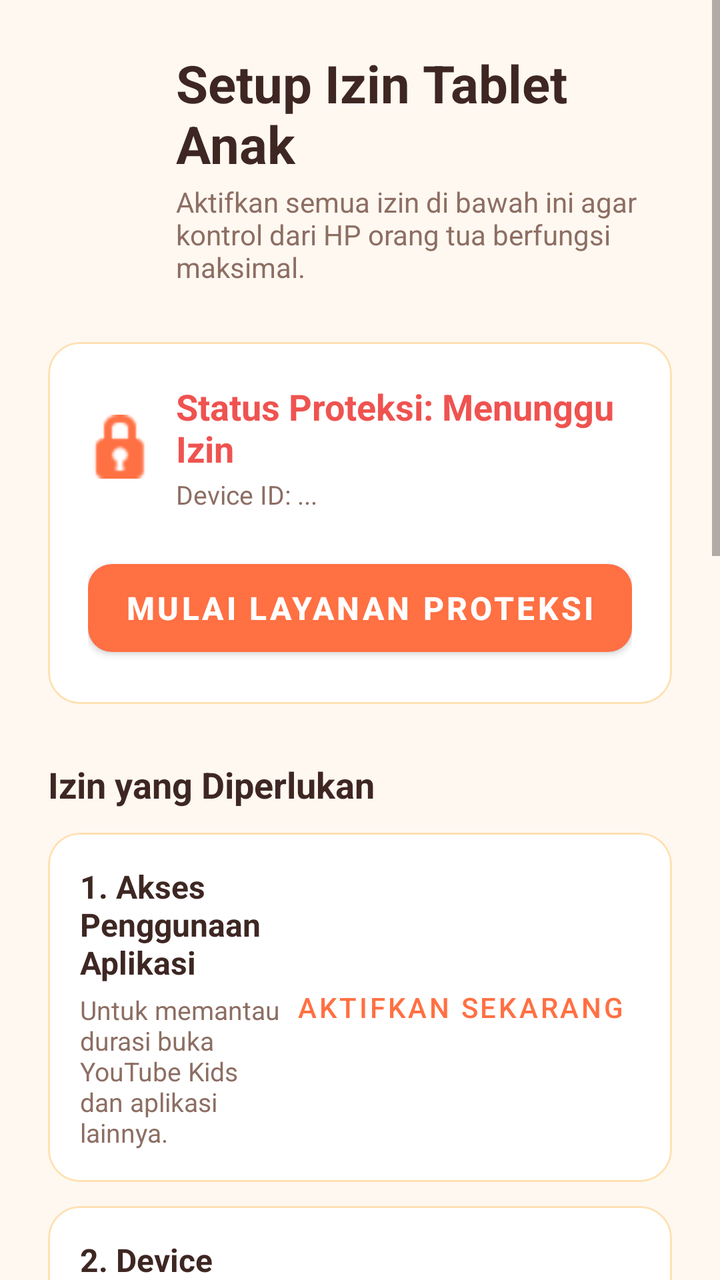
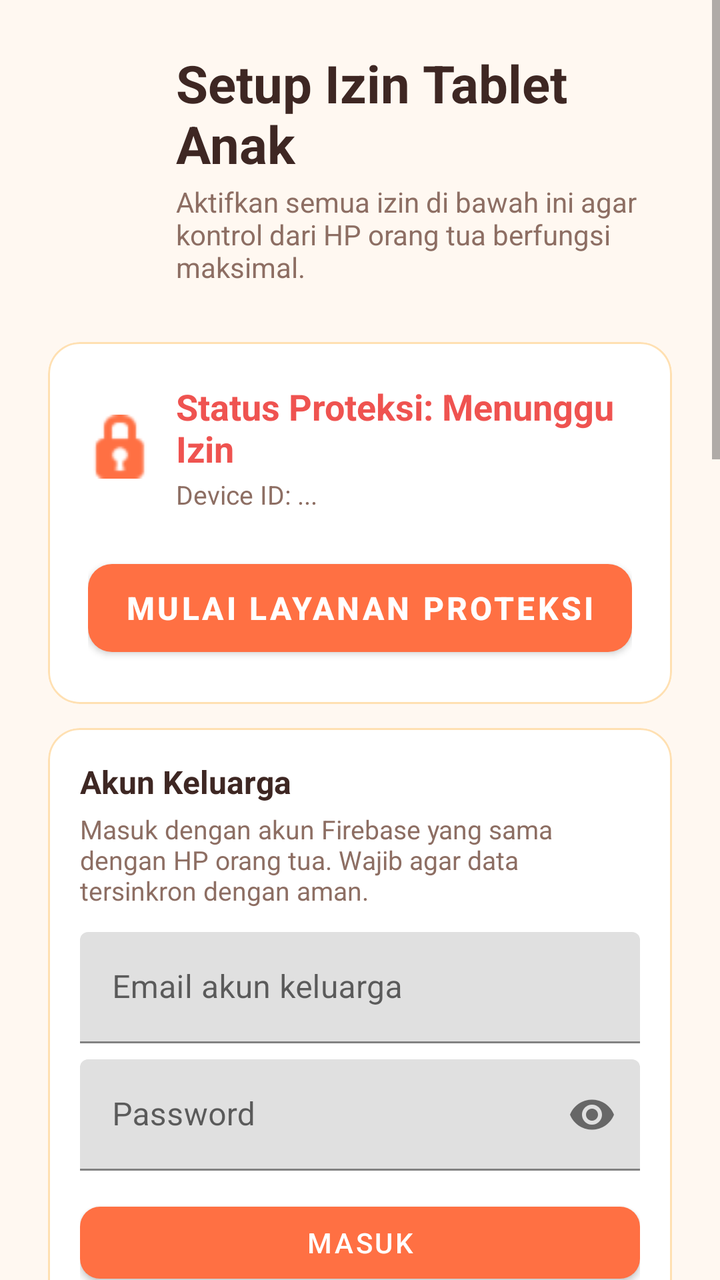

An Android layout rendered at two revisions. The XML below is the earlier revision; the diff shows what the commit changed to produce the second picture.
<!-- AndroidManifest.xml: application theme Theme.ParentalControl -->
<!-- res/layout/activity_main.xml -->
<?xml version="1.0" encoding="utf-8"?>
<ScrollView xmlns:android="http://schemas.android.com/apk/res/android"
    xmlns:app="http://schemas.android.com/apk/res-auto"
    android:layout_width="match_parent"
    android:layout_height="match_parent"
    android:fillViewport="true"
    android:background="@color/background">

    <LinearLayout
        android:layout_width="match_parent"
        android:layout_height="wrap_content"
        android:orientation="vertical"
        android:padding="24dp">

        <LinearLayout
            android:layout_width="match_parent"
            android:layout_height="wrap_content"
            android:orientation="horizontal"
            android:gravity="center_vertical"
            android:layout_marginBottom="8dp">

            <ImageView
                android:layout_width="48dp"
                android:layout_height="48dp"
                android:src="@mipmap/ic_launcher_round"
                android:contentDescription="Ikon Aplikasi"
                android:layout_marginEnd="16dp" />

            <LinearLayout
                android:layout_width="wrap_content"
                android:layout_height="wrap_content"
                android:orientation="vertical">

                <TextView
                    android:layout_width="wrap_content"
                    android:layout_height="wrap_content"
                    android:text="@string/title_setup"
                    android:textColor="@color/text_primary"
                    android:textSize="26sp"
                    android:textStyle="bold" />

                <TextView
                    android:layout_width="wrap_content"
                    android:layout_height="wrap_content"
                    android:layout_marginTop="2dp"
                    android:text="@string/subtitle_setup"
                    android:textColor="@color/text_secondary"
                    android:textSize="14sp" />
            </LinearLayout>
        </LinearLayout>

        
        <com.google.android.material.card.MaterialCardView
            android:layout_width="match_parent"
            android:layout_height="wrap_content"
            android:layout_marginTop="20dp"
            app:cardCornerRadius="16dp"
            app:cardElevation="0dp"
            app:strokeWidth="1dp"
            app:strokeColor="@color/card_stroke"
            app:cardBackgroundColor="@color/card_bg">

            <LinearLayout
                android:layout_width="match_parent"
                android:layout_height="wrap_content"
                android:orientation="vertical"
                android:padding="20dp">

                <LinearLayout
                    android:layout_width="match_parent"
                    android:layout_height="wrap_content"
                    android:orientation="horizontal"
                    android:gravity="center_vertical">

                    <ImageView
                        android:layout_width="32dp"
                        android:layout_height="32dp"
                        android:src="@android:drawable/ic_secure"
                        android:contentDescription="Ikon Status"
                        app:tint="@color/primary"
                        android:layout_marginEnd="12dp" />

                    <LinearLayout
                        android:layout_width="wrap_content"
                        android:layout_height="wrap_content"
                        android:orientation="vertical">

                        <TextView
                            android:id="@+id/tvDeviceStatus"
                            android:layout_width="wrap_content"
                            android:layout_height="wrap_content"
                            android:text="Status Proteksi: Menunggu Izin"
                            android:textColor="@color/error"
                            android:textSize="18sp"
                            android:textStyle="bold" />

                        <TextView
                            android:id="@+id/tvDeviceId"
                            android:layout_width="wrap_content"
                            android:layout_height="wrap_content"
                            android:layout_marginTop="2dp"
                            android:text="Device ID: ..."
                            android:textColor="@color/text_secondary"
                            android:textSize="13sp" />
                    </LinearLayout>
                </LinearLayout>

                <com.google.android.material.button.MaterialButton
                    android:id="@+id/btnToggleService"
                    android:layout_width="match_parent"
                    android:layout_height="56dp"
                    android:layout_marginTop="20dp"
                    android:text="@string/btn_start_service"
                    android:textSize="16sp"
                    android:textStyle="bold"
                    app:cornerRadius="12dp"
                    app:backgroundTint="@color/primary" />
            </LinearLayout>
        </com.google.android.material.card.MaterialCardView>

        <TextView
            android:layout_width="wrap_content"
            android:layout_height="wrap_content"
            android:layout_marginTop="28dp"
            android:layout_marginBottom="12dp"
            android:text="Izin yang Diperlukan"
            android:textColor="@color/text_primary"
            android:textSize="18sp"
            android:textStyle="bold" />

        
        <com.google.android.material.card.MaterialCardView
            android:layout_width="match_parent"
            android:layout_height="wrap_content"
            android:layout_marginBottom="12dp"
            app:cardCornerRadius="16dp"
            app:cardElevation="0dp"
            app:strokeWidth="1dp"
            app:strokeColor="@color/card_stroke"
            app:cardBackgroundColor="@color/card_bg">

            <RelativeLayout
                android:layout_width="match_parent"
                android:layout_height="wrap_content"
                android:padding="16dp">

                <LinearLayout
                    android:layout_width="match_parent"
                    android:layout_height="wrap_content"
                    android:layout_toStartOf="@id/btnPermUsage"
                    android:orientation="vertical">

                    <TextView
                        android:layout_width="wrap_content"
                        android:layout_height="wrap_content"
                        android:text="@string/perm_usage_title"
                        android:textColor="@color/text_primary"
                        android:textSize="16sp"
                        android:textStyle="bold" />

                    <TextView
                        android:layout_width="wrap_content"
                        android:layout_height="wrap_content"
                        android:layout_marginTop="4dp"
                        android:text="@string/perm_usage_desc"
                        android:textColor="@color/text_secondary"
                        android:textSize="13sp" />
                </LinearLayout>

                <com.google.android.material.button.MaterialButton
                    android:id="@+id/btnPermUsage"
                    style="@style/Widget.MaterialComponents.Button.TextButton"
                    android:layout_width="wrap_content"
                    android:layout_height="wrap_content"
                    android:layout_alignParentEnd="true"
                    android:layout_centerVertical="true"
                    android:text="@string/status_need_action"
                    android:textColor="@color/primary"
                    app:cornerRadius="8dp" />
            </RelativeLayout>
        </com.google.android.material.card.MaterialCardView>

        
        <com.google.android.material.card.MaterialCardView
            android:layout_width="match_parent"
            android:layout_height="wrap_content"
            android:layout_marginBottom="12dp"
            app:cardCornerRadius="16dp"
            app:cardElevation="0dp"
            app:strokeWidth="1dp"
            app:strokeColor="@color/card_stroke"
            app:cardBackgroundColor="@color/card_bg">

            <RelativeLayout
                android:layout_width="match_parent"
                android:layout_height="wrap_content"
                android:padding="16dp">

                <LinearLayout
                    android:layout_width="match_parent"
                    android:layout_height="wrap_content"
                    android:layout_toStartOf="@id/btnPermAdmin"
                    android:orientation="vertical">

                    <TextView
                        android:layout_width="wrap_content"
                        android:layout_height="wrap_content"
                        android:text="@string/perm_admin_title"
                        android:textColor="@color/text_primary"
                        android:textSize="16sp"
                        android:textStyle="bold" />

                    <TextView
                        android:layout_width="wrap_content"
                        android:layout_height="wrap_content"
                        android:layout_marginTop="4dp"
                        android:text="@string/perm_admin_desc"
                        android:textColor="@color/text_secondary"
                        android:textSize="13sp" />
                </LinearLayout>

                <com.google.android.material.button.MaterialButton
                    android:id="@+id/btnPermAdmin"
                    style="@style/Widget.MaterialComponents.Button.TextButton"
                    android:layout_width="wrap_content"
                    android:layout_height="wrap_content"
                    android:layout_alignParentEnd="true"
                    android:layout_centerVertical="true"
                    android:text="@string/status_need_action"
                    android:textColor="@color/primary"
                    app:cornerRadius="8dp" />
            </RelativeLayout>
        </com.google.android.material.card.MaterialCardView>

        
        <com.google.android.material.card.MaterialCardView
            android:layout_width="match_parent"
            android:layout_height="wrap_content"
            android:layout_marginBottom="12dp"
            app:cardCornerRadius="16dp"
            app:cardElevation="0dp"
            app:strokeWidth="1dp"
            app:strokeColor="@color/card_stroke"
            app:cardBackgroundColor="@color/card_bg">

            <RelativeLayout
                android:layout_width="match_parent"
                android:layout_height="wrap_content"
                android:padding="16dp">

                <LinearLayout
                    android:layout_width="match_parent"
                    android:layout_height="wrap_content"
                    android:layout_toStartOf="@id/btnPermOverlay"
                    android:orientation="vertical">

                    <TextView
                        android:layout_width="wrap_content"
                        android:layout_height="wrap_content"
                        android:text="@string/perm_overlay_title"
                        android:textColor="@color/text_primary"
                        android:textSize="16sp"
                        android:textStyle="bold" />

                    <TextView
                        android:layout_width="wrap_content"
                        android:layout_height="wrap_content"
                        android:layout_marginTop="4dp"
                        android:text="@string/perm_overlay_desc"
                        android:textColor="@color/text_secondary"
                        android:textSize="13sp" />
                </LinearLayout>

                <com.google.android.material.button.MaterialButton
                    android:id="@+id/btnPermOverlay"
                    style="@style/Widget.MaterialComponents.Button.TextButton"
                    android:layout_width="wrap_content"
                    android:layout_height="wrap_content"
                    android:layout_alignParentEnd="true"
                    android:layout_centerVertical="true"
                    android:text="@string/status_need_action"
                    android:textColor="@color/primary"
                    app:cornerRadius="8dp" />
            </RelativeLayout>
        </com.google.android.material.card.MaterialCardView>

        
        <com.google.android.material.card.MaterialCardView
            android:layout_width="match_parent"
            android:layout_height="wrap_content"
            android:layout_marginBottom="12dp"
            app:cardCornerRadius="16dp"
            app:cardElevation="0dp"
            app:strokeWidth="1dp"
            app:strokeColor="@color/card_stroke"
            app:cardBackgroundColor="@color/card_bg">

            <RelativeLayout
                android:layout_width="match_parent"
                android:layout_height="wrap_content"
                android:padding="16dp">

                <LinearLayout
                    android:layout_width="match_parent"
                    android:layout_height="wrap_content"
                    android:layout_toStartOf="@id/btnPermSettings"
                    android:orientation="vertical">

                    <TextView
                        android:layout_width="wrap_content"
                        android:layout_height="wrap_content"
                        android:text="@string/perm_settings_title"
                        android:textColor="@color/text_primary"
                        android:textSize="16sp"
                        android:textStyle="bold" />

                    <TextView
                        android:layout_width="wrap_content"
                        android:layout_height="wrap_content"
                        android:layout_marginTop="4dp"
                        android:text="@string/perm_settings_desc"
                        android:textColor="@color/text_secondary"
                        android:textSize="13sp" />
                </LinearLayout>

                <com.google.android.material.button.MaterialButton
                    android:id="@+id/btnPermSettings"
                    style="@style/Widget.MaterialComponents.Button.TextButton"
                    android:layout_width="wrap_content"
                    android:layout_height="wrap_content"
                    android:layout_alignParentEnd="true"
                    android:layout_centerVertical="true"
                    android:text="@string/status_need_action"
                    android:textColor="@color/primary"
                    app:cornerRadius="8dp" />
            </RelativeLayout>
        </com.google.android.material.card.MaterialCardView>

        
        <com.google.android.material.card.MaterialCardView
            android:layout_width="match_parent"
            android:layout_height="wrap_content"
            android:layout_marginBottom="12dp"
            app:cardCornerRadius="16dp"
            app:cardElevation="0dp"
            app:strokeWidth="1dp"
            app:strokeColor="@color/card_stroke"
            app:cardBackgroundColor="@color/card_bg">

            <RelativeLayout
                android:layout_width="match_parent"
                android:layout_height="wrap_content"
                android:padding="16dp">

                <LinearLayout
                    android:layout_width="match_parent"
                    android:layout_height="wrap_content"
                    android:layout_toStartOf="@id/btnPermBluetooth"
                    android:orientation="vertical">

                    <TextView
                        android:layout_width="wrap_content"
                        android:layout_height="wrap_content"
                        android:text="@string/perm_bluetooth_title"
                        android:textColor="@color/text_primary"
                        android:textSize="16sp"
                        android:textStyle="bold" />

                    <TextView
                        android:layout_width="wrap_content"
                        android:layout_height="wrap_content"
                        android:layout_marginTop="4dp"
                        android:text="@string/perm_bluetooth_desc"
                        android:textColor="@color/text_secondary"
                        android:textSize="13sp" />
                </LinearLayout>

                <com.google.android.material.button.MaterialButton
                    android:id="@+id/btnPermBluetooth"
                    style="@style/Widget.MaterialComponents.Button.TextButton"
                    android:layout_width="wrap_content"
                    android:layout_height="wrap_content"
                    android:layout_alignParentEnd="true"
                    android:layout_centerVertical="true"
                    android:text="@string/status_need_action"
                    android:textColor="@color/primary"
                    app:cornerRadius="8dp" />
            </RelativeLayout>
        </com.google.android.material.card.MaterialCardView>

        
        <com.google.android.material.card.MaterialCardView
            android:layout_width="match_parent"
            android:layout_height="wrap_content"
            android:layout_marginBottom="24dp"
            app:cardCornerRadius="16dp"
            app:cardElevation="0dp"
            app:strokeWidth="1dp"
            app:strokeColor="@color/card_stroke"
            app:cardBackgroundColor="@color/card_bg">

            <RelativeLayout
                android:layout_width="match_parent"
                android:layout_height="wrap_content"
                android:padding="16dp">

                <LinearLayout
                    android:layout_width="match_parent"
                    android:layout_height="wrap_content"
                    android:layout_toStartOf="@id/btnPermLocation"
                    android:orientation="vertical">

                    <TextView
                        android:layout_width="wrap_content"
                        android:layout_height="wrap_content"
                        android:text="@string/perm_location_title"
                        android:textColor="@color/text_primary"
                        android:textSize="16sp"
                        android:textStyle="bold" />

                    <TextView
                        android:layout_width="wrap_content"
                        android:layout_height="wrap_content"
                        android:layout_marginTop="4dp"
                        android:text="@string/perm_location_desc"
                        android:textColor="@color/text_secondary"
                        android:textSize="13sp" />
                </LinearLayout>

                <com.google.android.material.button.MaterialButton
                    android:id="@+id/btnPermLocation"
                    style="@style/Widget.MaterialComponents.Button.TextButton"
                    android:layout_width="wrap_content"
                    android:layout_height="wrap_content"
                    android:layout_alignParentEnd="true"
                    android:layout_centerVertical="true"
                    android:text="@string/status_need_action"
                    android:textColor="@color/primary"
                    app:cornerRadius="8dp" />
            </RelativeLayout>
        </com.google.android.material.card.MaterialCardView>

    </LinearLayout>
</ScrollView>
<!-- resources referenced by this layout -->
<resources>
  <color name="background">#FFF8F1</color>
  <color name="card_bg">#FFFFFF</color>
  <color name="card_stroke">#FFE0B2</color>
  <color name="error">#EF5350</color>
  <color name="primary">#FF7043</color>
  <color name="text_primary">#3E2723</color>
  <color name="text_secondary">#8D6E63</color>
  <!-- mipmap ic_launcher_round (mipmap-anydpi-v26) -->
  <?xml version="1.0" encoding="utf-8"?>
  <adaptive-icon xmlns:android="http://schemas.android.com/apk/res/android">
      <background android:drawable="@drawable/ic_launcher_background" />
      <foreground android:drawable="@drawable/ic_launcher_foreground" />
  </adaptive-icon>
  <string name="btn_start_service">Mulai Layanan Proteksi</string>
  <string name="perm_admin_desc">Untuk mengunci layar sistem dari jarak jauh.</string>
  <string name="perm_admin_title">2. Device Administrator</string>
  <string name="perm_bluetooth_desc">Sebagai jalur darurat saat Wi-Fi dimatikan.</string>
  <string name="perm_bluetooth_title">5. Izin Bluetooth (BLE)</string>
  <string name="perm_location_desc">Agar orang tua bisa melihat lokasi tablet. Pilih "Izinkan sepanjang waktu".</string>
  <string name="perm_location_title">6. Izin Lokasi (Opsional)</string>
  <string name="perm_overlay_desc">Untuk memunculkan layar waktu habis ("Waktunya Istirahat!").</string>
  <string name="perm_overlay_title">3. Tampilkan di Atas Aplikasi Lain</string>
  <string name="perm_settings_desc">Untuk mengatur tingkat kecerahan layar dari jarak jauh.</string>
  <string name="perm_settings_title">4. Ubah Pengaturan Sistem</string>
  <string name="perm_usage_desc">Untuk memantau durasi buka YouTube Kids dan aplikasi lainnya.</string>
  <string name="perm_usage_title">1. Akses Penggunaan Aplikasi</string>
  <string name="status_need_action">Aktifkan Sekarang</string>
  <string name="subtitle_setup">Aktifkan semua izin di bawah ini agar kontrol dari HP orang tua berfungsi maksimal.</string>
  <string name="title_setup">Setup Izin Tablet Anak</string>
  <style name="Theme.ParentalControl" parent="Theme.MaterialComponents.DayNight.NoActionBar">
          <item name="colorPrimary">@color/primary</item>
          <item name="colorPrimaryDark">@color/primary_dark</item>
          <item name="colorAccent">@color/accent</item>
          <item name="android:windowBackground">@color/background</item>
      </style>
  <!-- drawable ic_launcher_background (drawable) -->
  <?xml version="1.0" encoding="utf-8"?>
  <vector xmlns:android="http://schemas.android.com/apk/res/android"
      android:width="108dp"
      android:height="108dp"
      android:viewportWidth="108"
      android:viewportHeight="108">
      <path
          android:fillColor="#F57C00"
          android:pathData="M0,0h108v108h-108z" />
  </vector>
  <!-- drawable ic_launcher_foreground (drawable) -->
  <?xml version="1.0" encoding="utf-8"?>
  <vector xmlns:android="http://schemas.android.com/apk/res/android"
      android:width="108dp"
      android:height="108dp"
      android:viewportWidth="108"
      android:viewportHeight="108">
      <group
          android:scaleX="2.5"
          android:scaleY="2.5"
          android:translateX="24"
          android:translateY="24">
          <path
              android:fillColor="#FFFFFF"
              android:pathData="M20,9V7c0,-1.1 -0.9,-2 -2,-2h-3c0,-1.66 -1.34,-3 -3,-3S9,3.34 9,5H6C4.9,5 4,5.9 4,7v2c-1.66,0 -3,1.34 -3,3v4c0,1.66 1.34,3 3,3v4c0,1.1 0.9,2 2,2h12c1.1,0 2,-0.9 2,-2v-4c1.66,0 3,-1.34 3,-3v-4C23,10.34 21.66,9 20,9zM7.5,11.5C7.5,10.67 8.17,10 9,10s1.5,0.67 1.5,1.5S9.83,13 9,13S7.5,12.33 7.5,11.5zM16.5,17H7.5v-2h9V17zM15,13c-0.83,0 -1.5,-0.67 -1.5,-1.5S14.17,10 15,10s1.5,0.67 1.5,1.5S15.83,13 15,13z" />
      </group>
  </vector>
  <color name="primary_dark">#F4511E</color>
  <color name="accent">#FFA726</color>
</resources>

<!-- the commit's change to res/layout/activity_main.xml (unified diff, before → after) -->
@@ -118,6 +118,102 @@
             </LinearLayout>
         </com.google.android.material.card.MaterialCardView>
 
+        
+        <com.google.android.material.card.MaterialCardView
+            android:layout_width="match_parent"
+            android:layout_height="wrap_content"
+            android:layout_marginTop="12dp"
+            app:cardCornerRadius="16dp"
+            app:cardElevation="0dp"
+            app:strokeWidth="1dp"
+            app:strokeColor="@color/card_stroke"
+            app:cardBackgroundColor="@color/card_bg">
+
+            <LinearLayout
+                android:layout_width="match_parent"
+                android:layout_height="wrap_content"
+                android:orientation="vertical"
+                android:padding="16dp">
+
+                <TextView
+                    android:layout_width="wrap_content"
+                    android:layout_height="wrap_content"
+                    android:text="@string/account_title"
+                    android:textColor="@color/text_primary"
+                    android:textSize="16sp"
+                    android:textStyle="bold" />
+
+                <TextView
+                    android:layout_width="wrap_content"
+                    android:layout_height="wrap_content"
+                    android:layout_marginTop="4dp"
+                    android:text="@string/account_desc"
+                    android:textColor="@color/text_secondary"
+                    android:textSize="13sp" />
+
+                <LinearLayout
+                    android:id="@+id/llLoginForm"
+                    android:layout_width="match_parent"
+                    android:layout_height="wrap_content"
+                    android:orientation="vertical">
+
+                    <com.google.android.material.textfield.TextInputLayout
+                        android:layout_width="match_parent"
+                        android:layout_height="wrap_content"
+                        android:layout_marginTop="12dp"
+                        android:hint="Email akun keluarga">
+
+                        <com.google.android.material.textfield.TextInputEditText
+                            android:id="@+id/etEmail"
+                            android:layout_width="match_parent"
+                            android:layout_height="wrap_content"
+                            android:inputType="textEmailAddress" />
+                    </com.google.android.material.textfield.TextInputLayout>
+
+                    <com.google.android.material.textfield.TextInputLayout
+                        android:layout_width="match_parent"
+                        android:layout_height="wrap_content"
+                        android:layout_marginTop="8dp"
+                        android:hint="Password"
+                        app:endIconMode="password_toggle">
+
+                        <com.google.android.material.textfield.TextInputEditText
+                            android:id="@+id/etPassword"
+                            android:layout_width="match_parent"
+                            android:layout_height="wrap_content"
+                            android:inputType="textPassword" />
+                    </com.google.android.material.textfield.TextInputLayout>
+
+                    <TextView
+                        android:id="@+id/tvLoginError"
+                        android:layout_width="wrap_content"
+                        android:layout_height="wrap_content"
+                        android:layout_marginTop="8dp"
+                        android:textColor="@color/error"
+                        android:textSize="12sp"
+                        android:visibility="gone" />
+
+                    <com.google.android.material.button.MaterialButton
+                        android:id="@+id/btnSignIn"
+                        android:layout_width="match_parent"
+                        android:layout_height="wrap_content"
+                        android:layout_marginTop="12dp"
+                        android:text="Masuk"
+                        app:cornerRadius="10dp" />
+                </LinearLayout>
+
+                <TextView
+                    android:id="@+id/tvAccountStatus"
+                    android:layout_width="wrap_content"
+                    android:layout_height="wrap_content"
+                    android:layout_marginTop="8dp"
+                    android:textColor="@color/success"
+                    android:textSize="14sp"
+                    android:textStyle="bold"
+                    android:visibility="gone" />
+            </LinearLayout>
+        </com.google.android.material.card.MaterialCardView>
+
         <TextView
             android:layout_width="wrap_content"
             android:layout_height="wrap_content"
<!-- resource entries referenced after the edit -->
@@ -5,6 +5,7 @@
   <color name="card_stroke">#FFE0B2</color>
   <color name="error">#EF5350</color>
   <color name="primary">#FF7043</color>
+  <color name="success">#66BB6A</color>
   <color name="text_primary">#3E2723</color>
   <color name="text_secondary">#8D6E63</color>
   <!-- mipmap ic_launcher_round (mipmap-anydpi-v26) -->
@@ -13,6 +14,8 @@
       <background android:drawable="@drawable/ic_launcher_background" />
       <foreground android:drawable="@drawable/ic_launcher_foreground" />
   </adaptive-icon>
+  <string name="account_desc">Masuk dengan akun Firebase yang sama dengan HP orang tua. Wajib agar data tersinkron dengan aman.</string>
+  <string name="account_title">Akun Keluarga</string>
   <string name="btn_start_service">Mulai Layanan Proteksi</string>
   <string name="perm_admin_desc">Untuk mengunci layar sistem dari jarak jauh.</string>
   <string name="perm_admin_title">2. Device Administrator</string>
